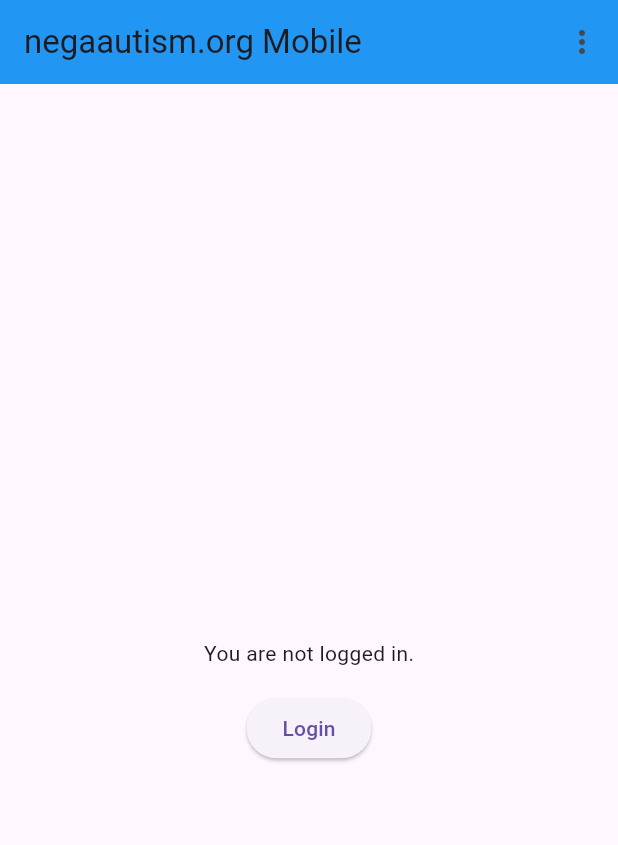
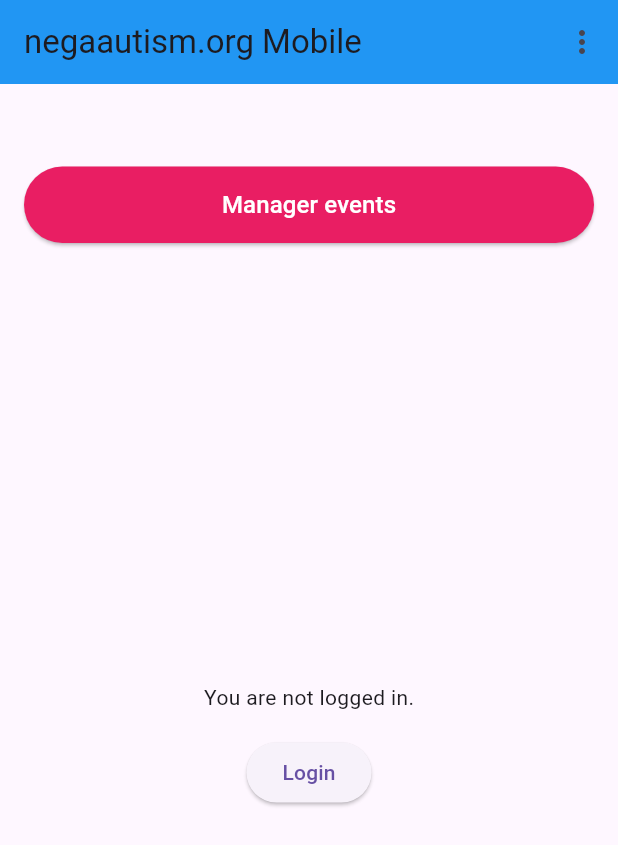
Before and after one commit to agawlbb/negaautism_mobile, a Flutter app: the screen it shows after launch, on a phone screen of 412 x 824 dp. Shown: the top 845 px of the screen. Run offline on Flutter 3.47's test engine with Material 3 defaults, Android fonts, the phone set to English and light mode, and no system bars; our stand-ins replace firebase_auth, firebase_core, firebase_messaging, package_info_plus, shared_preferences; accounts and stored records are empty.

Commit message:
added manage events button to main screen

```diff
--- a/lib/main.dart
+++ b/lib/main.dart
@@ -241,6 +241,30 @@ class HomeScreenState extends State<HomeScreen> {
               style: const TextStyle(fontSize: 16, fontWeight: FontWeight.bold),
             ),
           ),
+
+          // ↓↓↓ Added: full-width pink "Manager events" button under the welcome line ↓↓↓
+          Padding(
+            padding: const EdgeInsets.symmetric(horizontal: 16.0),
+            child: SizedBox(
+              width: double.infinity,
+              child: ElevatedButton(
+                onPressed: () {
+                  // TODO: Manager events action (does nothing for now)
+                },
+                style: ElevatedButton.styleFrom(
+                  backgroundColor: Colors.pink,
+                  padding: const EdgeInsets.symmetric(vertical: 14),
+                ),
+                child: const Text(
+                  'Manager events',
+                  style: TextStyle(color: Colors.white, fontSize: 16),
+                ),
+              ),
+            ),
+          ),
+          const SizedBox(height: 8),
+          // ↑↑↑ End added section ↑↑↑
+
           Expanded(
             child: Center(
               child: _user == null
```
